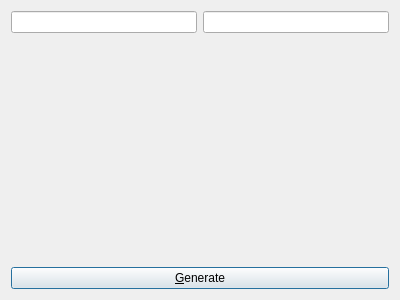
Old version of the form ArenaCalc/randomdialog.ui in the repository maratik123/chatwarstools.
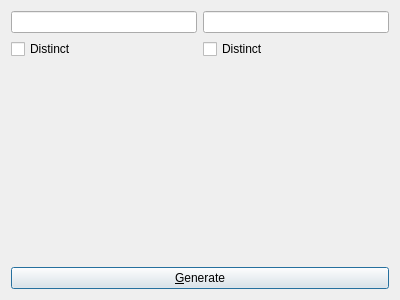
New version of the form.

Commit message: Add distinct check box

What changed in the file:
```diff
--- a/ArenaCalc/randomdialog.ui
+++ b/ArenaCalc/randomdialog.ui
@@ -11,14 +11,14 @@
    </rect>
   </property>
   <property name="windowTitle">
-   <string>Dialog</string>
+   <string>Random Generator</string>
   </property>
+  <layout class="QVBoxLayout" name="verticalLayout_3">
+   <item>
   <layout class="QHBoxLayout" name="horizontalLayout">
    <item>
     <layout class="QVBoxLayout" name="verticalLayout_2">
      <item>
-      <layout class="QHBoxLayout" name="horizontalLayout_2">
-       <item>
         <widget class="QLineEdit" name="attackLineEdit">
          <property name="readOnly">
           <bool>true</bool>
@@ -26,12 +26,32 @@
         </widget>
        </item>
        <item>
+        <widget class="QCheckBox" name="attackDistinctCheckBox">
+         <property name="text">
+          <string>Distinct</string>
+         </property>
+        </widget>
+       </item>
+      </layout>
+     </item>
+     <item>
+      <layout class="QVBoxLayout" name="verticalLayout">
+       <item>
         <widget class="QLineEdit" name="defenceLineEdit">
          <property name="readOnly">
           <bool>true</bool>
          </property>
         </widget>
        </item>
+       <item>
+        <widget class="QCheckBox" name="defenceDistinctCheckBox">
+         <property name="text">
+          <string>Distinct</string>
+         </property>
+        </widget>
+       </item>
+      </layout>
+     </item>
       </layout>
      </item>
      <item>
@@ -42,7 +62,7 @@
        <property name="sizeHint" stdset="0">
         <size>
          <width>20</width>
-         <height>40</height>
+       <height>175</height>
         </size>
        </property>
       </spacer>
@@ -53,8 +73,6 @@
         <string>&amp;Generate</string>
        </property>
       </widget>
-     </item>
-    </layout>
    </item>
   </layout>
  </widget>
```
Lines whose indentation alone changed are shown as unchanged. The commit also changes 6 other files.
